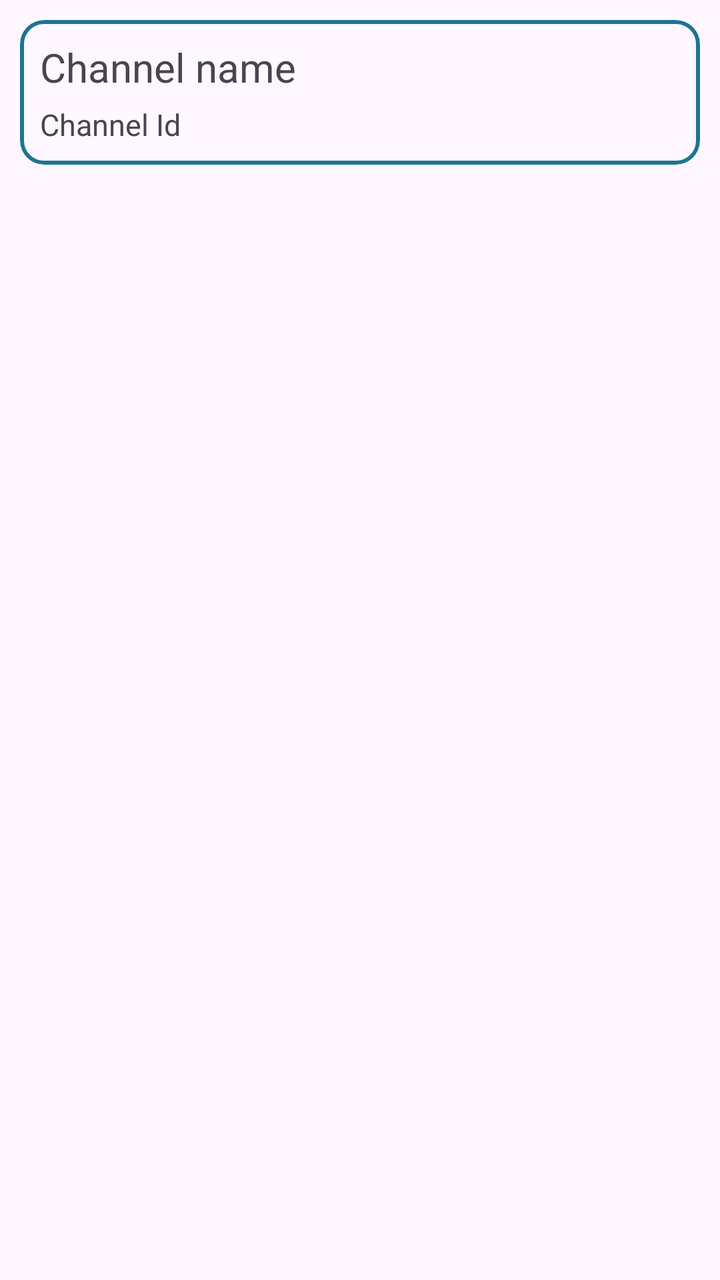
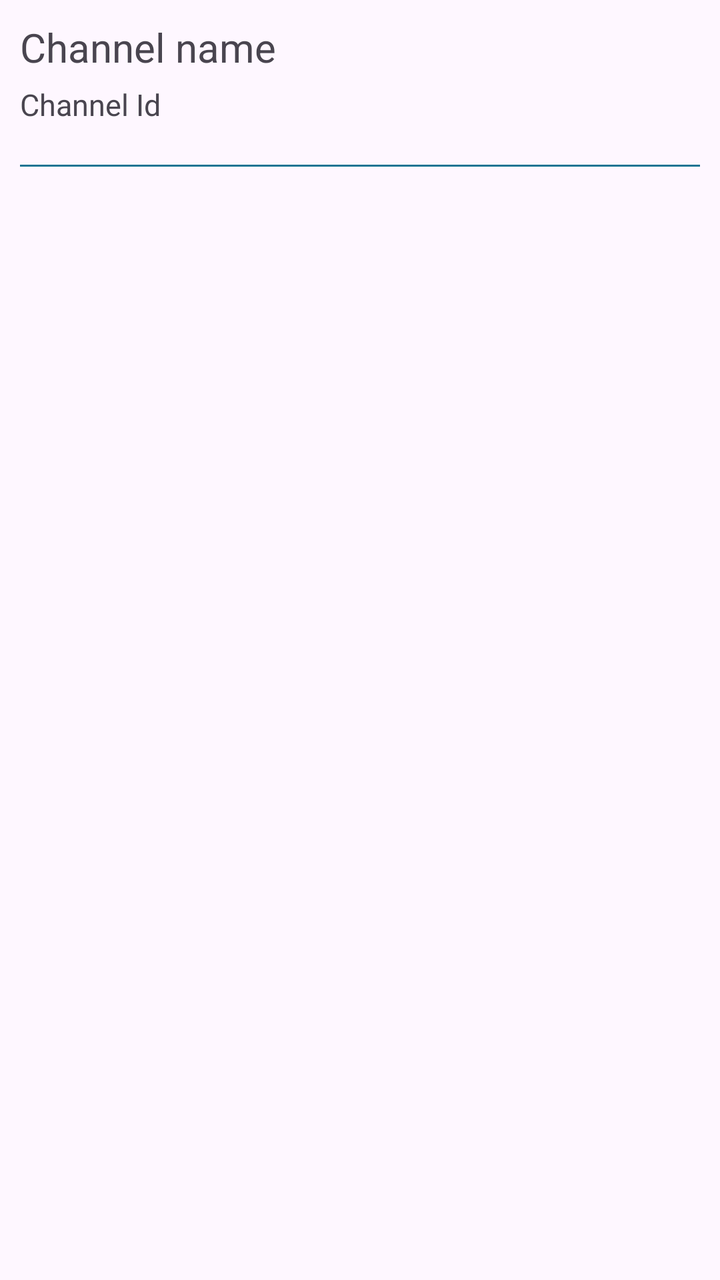

An Android layout rendered at two revisions. The XML below is the earlier revision; the diff shows what the commit changed to produce the second picture.
<!-- AndroidManifest.xml: application theme Theme.ThinkSpeadCloudMonitoring -->
<!-- res/layout/channel_layout.xml -->
<?xml version="1.0" encoding="utf-8"?>
<androidx.constraintlayout.widget.ConstraintLayout xmlns:android="http://schemas.android.com/apk/res/android"
    android:layout_width="match_parent"
    android:layout_height="wrap_content"
    xmlns:app="http://schemas.android.com/apk/res-auto">
    <com.google.android.material.card.MaterialCardView
        android:layout_width="match_parent"
        android:layout_height="wrap_content"
        android:layout_margin="10dp"
        app:strokeColor="@color/my_light_primary"
        app:strokeWidth="2dp"
        app:layout_constraintTop_toTopOf="parent"
        >
        <LinearLayout
            android:layout_width="match_parent"
            android:layout_height="wrap_content"
            android:orientation="vertical"
            >
        <TextView
            android:id="@+id/channelTitle"
            android:layout_width="match_parent"
            android:layout_height="match_parent"
            android:layout_marginStart="10dp"
            android:layout_marginEnd="10dp"
            android:layout_marginTop="10dp"
            android:text="Channel name"
            android:textSize="20sp"
            />

        <TextView
            android:id="@+id/channelId"
            android:layout_width="match_parent"
            android:layout_height="match_parent"
            android:layout_marginStart="10dp"
            android:layout_marginEnd="10dp"
            android:layout_marginTop="5dp"
            android:layout_marginBottom="10dp"
            android:text="Channel Id"
            android:textSize="15sp"
            />
        </LinearLayout>
    </com.google.android.material.card.MaterialCardView>


</androidx.constraintlayout.widget.ConstraintLayout>
<!-- resources referenced by this layout -->
<resources>
  <color name="my_light_primary">@color/primary</color>
  <style name="Theme.ThinkSpeadCloudMonitoring" parent="Base.Theme.ThinkSpeadCloudMonitoring" />
  <color name="primary">#1b7593</color>
  <style name="Base.Theme.ThinkSpeadCloudMonitoring" parent="Theme.Material3.DayNight.NoActionBar">
          
           <item name="colorPrimary">@color/primary</item>
      </style>
</resources>

<!-- the commit's change to res/layout/channel_layout.xml (unified diff, before → after) -->
@@ -3,15 +3,10 @@
     android:layout_width="match_parent"
     android:layout_height="wrap_content"
     xmlns:app="http://schemas.android.com/apk/res-auto">
-    <com.google.android.material.card.MaterialCardView
-        android:layout_width="match_parent"
-        android:layout_height="wrap_content"
-        android:layout_margin="10dp"
-        app:strokeColor="@color/my_light_primary"
-        app:strokeWidth="2dp"
-        app:layout_constraintTop_toTopOf="parent"
-        >
+
         <LinearLayout
+            app:layout_constraintTop_toTopOf="parent"
+            app:layout_constraintLeft_toLeftOf="parent"
             android:layout_width="match_parent"
             android:layout_height="wrap_content"
             android:orientation="vertical"
@@ -38,8 +33,15 @@
             android:text="Channel Id"
             android:textSize="15sp"
             />
+
+            <View
+                android:layout_width="match_parent"
+                android:layout_height="1dp"
+                android:layout_margin="10dp"
+                android:background="@color/primary"
+                />
         </LinearLayout>
-    </com.google.android.material.card.MaterialCardView>
+
 
 
 </androidx.constraintlayout.widget.ConstraintLayout>
<!-- resource entries referenced after the edit -->
@@ -1,6 +1,5 @@
 <!-- resources referenced by this layout -->
 <resources>
-  <color name="my_light_primary">@color/primary</color>
   <style name="Theme.ThinkSpeadCloudMonitoring" parent="Base.Theme.ThinkSpeadCloudMonitoring" />
   <color name="primary">#1b7593</color>
   <style name="Base.Theme.ThinkSpeadCloudMonitoring" parent="Theme.Material3.DayNight.NoActionBar">
